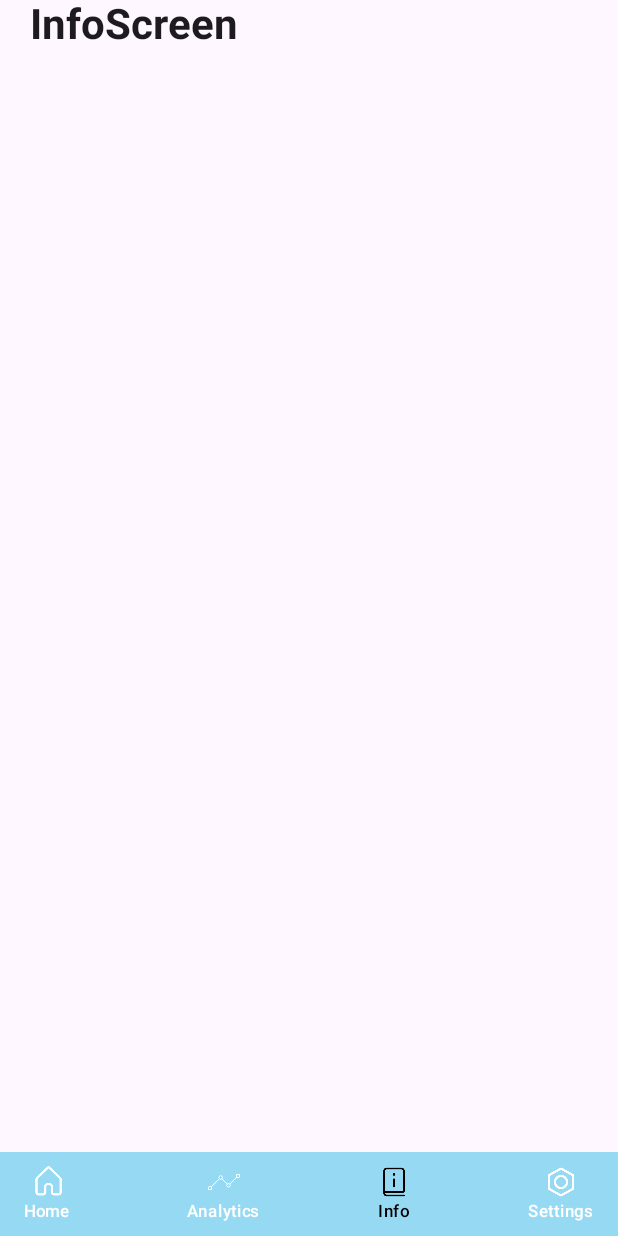
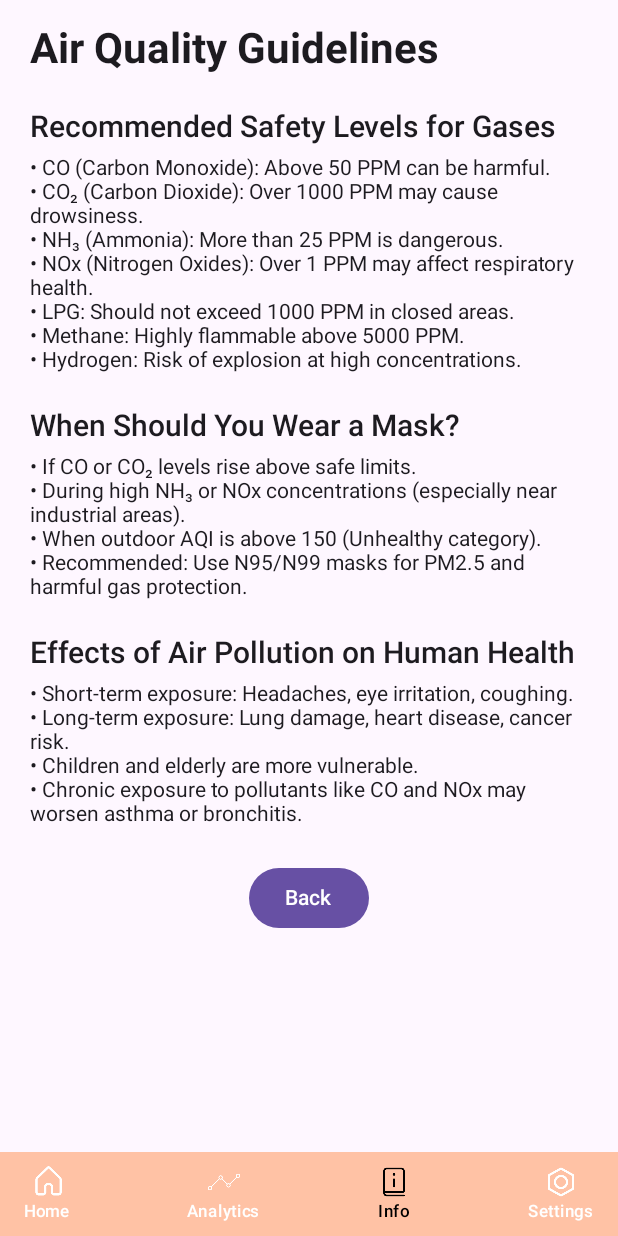
Before and after one commit to Phantom-VK/AirSageAi, an Android app built with Jetpack Compose: the screen it shows after launch (MainActivity), after a tap on "Info", on a phone screen of 412 x 824 dp. Run offline under Robolectric (Android 15) with nearby library versions, the light colour scheme and no system bars; our stand-ins replace Firebase (no records; nobody signed in at launch, a user with empty details on screens opened directly); 2 other taps on this screen came first.

Commit message:
Added AQI calculator (need fixes) Can change theme and color using AQI value. Added InfoScreen

```diff
--- a/app/src/main/java/com/vikram/airsageai/ui/components/BottomAppBar.kt
+++ b/app/src/main/java/com/vikram/airsageai/ui/components/BottomAppBar.kt
@@ -35,7 +35,7 @@ import com.vikram.airsageai.viewmodels.ScreenViewModel
 
 
 @Composable
-fun AppBottomBar() {
+fun AppBottomBar(surfaceColor:Color) {
     val selectedItem = remember { mutableStateOf<Screen>(Screen.Home) }
 
     Box(
@@ -45,7 +45,7 @@ fun AppBottomBar() {
         contentAlignment = Alignment.BottomCenter
     ) {
         Surface(
-            color = Color(0xFF96D9F3),
+            color = surfaceColor,
             modifier = Modifier
                 .fillMaxWidth()
                 .height(56.dp)
@@ -119,10 +119,10 @@ fun BottomBarItem(
     }
 }
 
-
-@Preview(showBackground = true)
-@Composable
-fun PreviewAppBar(){
-
-    AppBottomBar()
-}
+//
+//@Preview(showBackground = true)
+//@Composable
+//fun PreviewAppBar(){
+//
+//    AppBottomBar()
+//}
--- a/app/src/main/java/com/vikram/airsageai/ui/screens/HomeScreen.kt
+++ b/app/src/main/java/com/vikram/airsageai/ui/screens/HomeScreen.kt
@@ -1,6 +1,5 @@
 package com.vikram.airsageai.ui.screens
 
-import android.util.Log
 import androidx.compose.foundation.Image
 import androidx.compose.foundation.background
 import androidx.compose.foundation.layout.Arrangement
@@ -23,14 +22,13 @@ import androidx.compose.material.icons.filled.KeyboardArrowDown
 import androidx.compose.material3.Card
 import androidx.compose.material3.CardDefaults
 import androidx.compose.material3.Icon
-import androidx.compose.material3.Scaffold
 import androidx.compose.material3.Text
 import androidx.compose.runtime.Composable
 import androidx.compose.ui.Alignment
 import androidx.compose.ui.Modifier
 import androidx.compose.ui.draw.clip
-import androidx.compose.ui.graphics.Brush
 import androidx.compose.ui.graphics.Color
+import androidx.compose.ui.graphics.painter.Painter
 import androidx.compose.ui.layout.ContentScale
 import androidx.compose.ui.res.painterResource
 import androidx.compose.ui.text.font.FontWeight
@@ -40,31 +38,34 @@ import androidx.compose.ui.unit.sp
 import androidx.lifecycle.viewmodel.compose.viewModel
 import androidx.navigation.NavController
 import com.vikram.airsageai.R
-import com.vikram.airsageai.ui.components.AppBottomBar
 import com.vikram.airsageai.ui.components.CircularSpeedIndicator
-import com.vikram.airsageai.ui.components.GasPpmGauge
 import com.vikram.airsageai.utils.GasReading
 import com.vikram.airsageai.utils.GasState
 import com.vikram.airsageai.viewmodels.GasDataViewModel
+import kotlin.ranges.contains
 
 @Composable
-fun HomeScreen(navController: NavController, paddingValues: PaddingValues){
+fun HomeScreen(navController: NavController,
+               paddingValues: PaddingValues,
+               latestReading: GasReading?,
+               aqiValues: Map<String, Int>? = null,
+               overallAQI: Int? = null,
+               themeColor: Color) {
 
-    val gasDataViewModel : GasDataViewModel = viewModel()
-    val latestReading = gasDataViewModel.latestReading.value
+
+
 
 
 
     LazyColumn(
-        modifier = Modifier.fillMaxSize()
+        modifier = Modifier
+            .fillMaxSize()
             .padding(paddingValues)
-            .background(Color(0xFF96D9F3))
+            .background(themeColor)
     ) {
-        items(1){
-            AQIDisplay()
-
+        items(1) {
+            AQIDisplay(overallAQI)
             Spacer(modifier = Modifier.height(16.dp))
-
             ObservationsGrid(latestReading)
         }
     }
@@ -115,7 +116,16 @@ fun TopAppBar() {
 }
 
 @Composable
-fun AQIDisplay() {
+fun AQIDisplay(aqi: Int?) {
+
+    var image: Painter = painterResource(id = R.drawable.good_weather)
+
+    image = when (aqi) {
+        in 0..50 -> painterResource(id = R.drawable.good_weather)
+        in 51..100 -> painterResource(id = R.drawable.bad_weather)
+        else -> painterResource(id = R.drawable.worst_weather)
+    }
+
     Box(
         modifier = Modifier
             .fillMaxWidth()
@@ -125,12 +135,14 @@ fun AQIDisplay() {
 
         // This would be your actual background scenery image
         // Replace R.drawable.landscape_background with your actual drawable
+
         Image(
-            painter = painterResource(id = R.drawable.good_weather),
+            painter = image,
             contentDescription = "Landscape Background",
             modifier = Modifier.fillMaxSize(),
             contentScale = ContentScale.FillBounds
         )
+
 
         // AQI Value and Label
         Column(
@@ -138,11 +150,11 @@ fun AQIDisplay() {
                 .fillMaxSize()
                 .padding(horizontal = 20.dp),
             horizontalAlignment = Alignment.CenterHorizontally,
-                verticalArrangement = Arrangement.SpaceEvenly
+            verticalArrangement = Arrangement.SpaceEvenly
         ) {
             TopAppBar()
             Text(
-                text = "32",
+                text = aqi.toString(),
                 fontSize = 120.sp,
                 fontWeight = FontWeight.Bold,
                 color = Color.Black
@@ -173,7 +185,8 @@ fun ObservationsGrid(
 
 
     Column(
-        modifier = Modifier.fillMaxWidth()
+        modifier = Modifier
+            .fillMaxWidth()
             .padding(horizontal = 20.dp)
     ) {
         Text(
--- a/app/src/main/java/com/vikram/airsageai/ui/screens/InfoScreen.kt
+++ b/app/src/main/java/com/vikram/airsageai/ui/screens/InfoScreen.kt
@@ -1,9 +1,17 @@
 package com.vikram.airsageai.ui.screens
 
+import androidx.compose.foundation.layout.Column
 import androidx.compose.foundation.layout.PaddingValues
+import androidx.compose.foundation.layout.Spacer
+import androidx.compose.foundation.layout.fillMaxSize
+import androidx.compose.foundation.layout.height
 import androidx.compose.foundation.layout.padding
+import androidx.compose.foundation.rememberScrollState
+import androidx.compose.foundation.verticalScroll
+import androidx.compose.material3.Button
 import androidx.compose.material3.Text
 import androidx.compose.runtime.Composable
+import androidx.compose.ui.Alignment
 import androidx.compose.ui.Modifier
 import androidx.compose.ui.text.font.FontWeight
 import androidx.compose.ui.unit.dp
@@ -11,11 +19,78 @@ import androidx.compose.ui.unit.sp
 import androidx.navigation.NavHostController
 
 @Composable
-fun InfoScreen(x0: NavHostController, x1: PaddingValues) {
-    Text(
-        text = "InfoScreen",
-        fontSize = 28.sp,
-        fontWeight = FontWeight.Bold,
-        modifier = Modifier.padding(horizontal = 20.dp)
-    )
+fun InfoScreen(
+    navController: NavHostController,
+    paddingValues: PaddingValues
+) {
+    Column(
+        modifier = Modifier
+            .fillMaxSize()
+            .padding(paddingValues)
+            .padding(horizontal = 20.dp, vertical = 16.dp)
+            .verticalScroll(rememberScrollState())
+    ) {
+        Text(
+            text = "Air Quality Guidelines",
+            fontSize = 28.sp,
+            fontWeight = FontWeight.Bold,
+            modifier = Modifier.padding(bottom = 16.dp)
+        )
+
+        // Section 1: Guidelines
+        Text(
+            text = "Recommended Safety Levels for Gases",
+            fontSize = 20.sp,
+            fontWeight = FontWeight.SemiBold,
+            modifier = Modifier.padding(vertical = 8.dp)
+        )
+
+        Text(text = "• CO (Carbon Monoxide): Above 50 PPM can be harmful.\n" +
+                "• CO₂ (Carbon Dioxide): Over 1000 PPM may cause drowsiness.\n" +
+                "• NH₃ (Ammonia): More than 25 PPM is dangerous.\n" +
+                "• NOx (Nitrogen Oxides): Over 1 PPM may affect respiratory health.\n" +
+                "• LPG: Should not exceed 1000 PPM in closed areas.\n" +
+                "• Methane: Highly flammable above 5000 PPM.\n" +
+                "• Hydrogen: Risk of explosion at high concentrations.")
+
+        Spacer(modifier = Modifier.height(16.dp))
+
+        // Section 2: Mask Usage
+        Text(
+            text = "When Should You Wear a Mask?",
+            fontSize = 20.sp,
+            fontWeight = FontWeight.SemiBold,
+            modifier = Modifier.padding(vertical = 8.dp)
+        )
+
+        Text(text = "• If CO or CO₂ levels rise above safe limits.\n" +
+                "• During high NH₃ or NOx concentrations (especially near industrial areas).\n" +
+                "• When outdoor AQI is above 150 (Unhealthy category).\n" +
+                "• Recommended: Use N95/N99 masks for PM2.5 and harmful gas protection.")
+
+        Spacer(modifier = Modifier.height(16.dp))
+
+        // Section 3: Health Threats
+        Text(
+            text = "Effects of Air Pollution on Human Health",
+            fontSize = 20.sp,
+            fontWeight = FontWeight.SemiBold,
+            modifier = Modifier.padding(vertical = 8.dp)
+        )
+
+        Text(text = "• Short-term exposure: Headaches, eye irritation, coughing.\n" +
+                "• Long-term exposure: Lung damage, heart disease, cancer risk.\n" +
+                "• Children and elderly are more vulnerable.\n" +
+                "• Chronic exposure to pollutants like CO and NOx may worsen asthma or bronchitis.")
+
+        Spacer(modifier = Modifier.height(24.dp))
+
+        // Optional back button or nav action
+        Button(
+            onClick = { navController.popBackStack() },
+            modifier = Modifier.align(Alignment.CenterHorizontally)
+        ) {
+            Text("Back")
+        }
+    }
 }
--- a/app/src/main/java/com/vikram/airsageai/ui/screens/MainScaffoldScreen.kt
+++ b/app/src/main/java/com/vikram/airsageai/ui/screens/MainScaffoldScreen.kt
@@ -1,32 +1,48 @@
 package com.vikram.airsageai.ui.screens
 
-import androidx.compose.foundation.layout.PaddingValues
 import androidx.compose.material3.Scaffold
 import androidx.compose.runtime.Composable
+import androidx.compose.ui.graphics.Color
 import androidx.lifecycle.viewmodel.compose.viewModel
-import androidx.navigation.NavHostController
 import androidx.navigation.compose.rememberNavController
 import com.vikram.airsageai.ui.components.AppBottomBar
+import com.vikram.airsageai.viewmodels.GasDataViewModel
 import com.vikram.airsageai.viewmodels.ScreenViewModel
 
 @Composable
 fun MainScaffoldScreen(){
     val navController = rememberNavController()
     val screenViewModel: ScreenViewModel = viewModel()
+    // Get the latest reading from the ViewModel
+    val gasDataViewModel: GasDataViewModel = viewModel()
+    val latestReading = gasDataViewModel.latestReading.value
+
+    val aqiValues = latestReading?.toAQI()
+    val overallAQI = latestReading?.overallAQI()
+
+    var themeColor = when (overallAQI) {
+        in 0..50 -> Color(0xFF96D9F3)
+        in 51..100 -> Color(0xFFFCEFCC)
+        else -> Color(0xFFFFC2A5)
+    }
+
+
 
     Scaffold(
         bottomBar = {
-            AppBottomBar()
+            AppBottomBar(
+                themeColor
+            )
         }
     ) { paddingValues ->
 
         when(screenViewModel.currentScreen){
-            Screen.Home -> HomeScreen(navController, paddingValues)
+            Screen.Home -> HomeScreen(navController, paddingValues, latestReading, aqiValues, overallAQI, themeColor)
             Screen.Analytics -> AnalyticsScreen(navController, paddingValues)
             Screen.Info -> InfoScreen(navController, paddingValues)
             Screen.Settings -> SettingsScreen(navController, paddingValues)
 
-            else -> HomeScreen(navController, paddingValues)
+            else -> HomeScreen(navController, paddingValues, latestReading, aqiValues, overallAQI, themeColor)
         }
 
     }
--- a/app/src/main/java/com/vikram/airsageai/ui/screens/SettingsScreen.kt
+++ b/app/src/main/java/com/vikram/airsageai/ui/screens/SettingsScreen.kt
@@ -32,7 +32,6 @@ import androidx.compose.ui.unit.dp
 import androidx.compose.ui.unit.sp
 import androidx.navigation.NavHostController
 import com.vikram.airsageai.ui.components.CustomDropdown
-import org.intellij.lang.annotations.Language
 
 @Composable
 fun SettingsScreen(navController: NavHostController, paddingValues: PaddingValues) {
--- a/app/src/main/java/com/vikram/airsageai/viewmodels/GasDataViewModel.kt
+++ b/app/src/main/java/com/vikram/airsageai/viewmodels/GasDataViewModel.kt
@@ -30,6 +30,7 @@ class GasDataViewModel : ViewModel() {
                     // Since it's an array, snapshot.children is an iterable of entries
                     for (data in snapshot.children) {
                         val readingMap = data.value as? Map<String, Any>
+                        Log.d("Firebase", "Received data: $readingMap")
                         if (readingMap != null) {
                             try {
                                 val reading = GasReading(
```
Also changed, not shown: app/src/main/java/com/vikram/airsageai/utils/GasReading.kt (+130 -1 lines).
